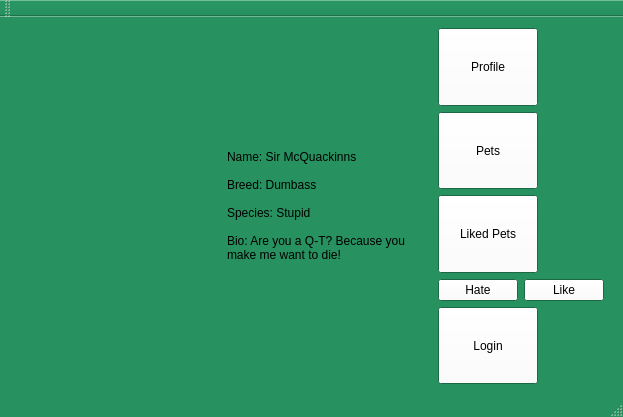
Above: pet_tinder/gui/screen.ui from CS-205-S21/team_1_4 before the change. Below: the same form after it.
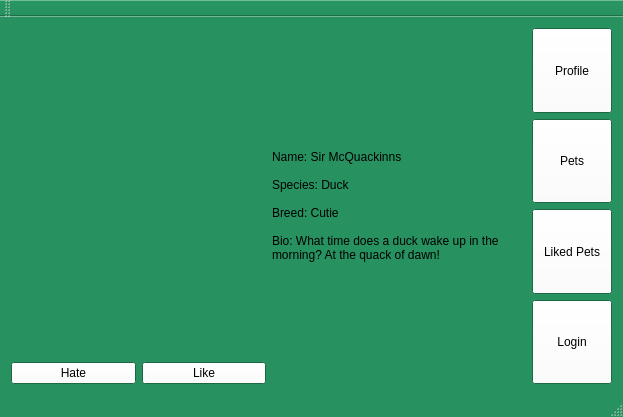
That is the form after the change.

Commit message: Pet Tinder v0.0004 - Fancier Feast

```diff
--- a/pet_tinder/gui/screen.ui
+++ b/pet_tinder/gui/screen.ui
@@ -227,7 +227,9 @@
    </property>
    <layout class="QVBoxLayout" name="verticalLayout_2">
     <item>
-     <layout class="QHBoxLayout" name="horizontalLayout">
+     <layout class="QHBoxLayout" name="horizontalLayout" stretch="3,3,0">
+      <item>
+       <layout class="QVBoxLayout" name="verticalLayout_3" stretch="3,0">
       <item>
        <widget class="QLabel" name="animalImage">
         <property name="sizePolicy">
@@ -238,8 +240,8 @@
         </property>
         <property name="maximumSize">
          <size>
-          <width>200</width>
-          <height>300</height>
+            <width>10000</width>
+            <height>10000</height>
          </size>
         </property>
         <property name="sizeIncrement">
@@ -260,21 +262,41 @@
        </widget>
       </item>
       <item>
+         <layout class="QHBoxLayout" name="horizontalLayout_2">
+          <item>
+           <widget class="QPushButton" name="pushButton_3">
+            <property name="text">
+             <string>Hate</string>
+            </property>
+           </widget>
+          </item>
+          <item>
+           <widget class="QPushButton" name="pushButton_2">
+            <property name="text">
+             <string>Like</string>
+            </property>
+           </widget>
+          </item>
+         </layout>
+        </item>
+       </layout>
+      </item>
+      <item>
        <widget class="QLabel" name="animalCustomBio">
         <property name="maximumSize">
          <size>
-          <width>200</width>
+          <width>10000</width>
           <height>16777215</height>
          </size>
         </property>
         <property name="text">
          <string>Name: Sir McQuackinns
 
-Breed: Dumbass
+Species: Duck
 
-Species: Stupid
+Breed: Cutie
 
-Bio: Are you a Q-T? Because you make me want to die!</string>
+Bio: What time does a duck wake up in the morning? At the quack of dawn!</string>
         </property>
         <property name="wordWrap">
          <bool>true</bool>
@@ -287,8 +309,8 @@
          <widget class="QPushButton" name="profileButton">
           <property name="maximumSize">
            <size>
-            <width>100</width>
-            <height>100</height>
+            <width>10000</width>
+            <height>10000</height>
            </size>
           </property>
           <property name="sizeIncrement">
@@ -309,8 +331,8 @@
          <widget class="QPushButton" name="petListButton">
           <property name="maximumSize">
            <size>
-            <width>100</width>
-            <height>100</height>
+            <width>10000</width>
+            <height>10000</height>
            </size>
           </property>
           <property name="layoutDirection">
@@ -325,8 +347,8 @@
          <widget class="QPushButton" name="likedPetsButton">
           <property name="maximumSize">
            <size>
-            <width>100</width>
-            <height>100</height>
+            <width>10000</width>
+            <height>10000</height>
            </size>
           </property>
           <property name="layoutDirection">
@@ -337,30 +359,12 @@
           </property>
          </widget>
         </item>
-        <item>
-         <layout class="QHBoxLayout" name="horizontalLayout_2">
-          <item>
-           <widget class="QPushButton" name="pushButton_3">
-            <property name="text">
-             <string>Hate</string>
-            </property>
-           </widget>
-          </item>
-          <item>
-           <widget class="QPushButton" name="pushButton_2">
-            <property name="text">
-             <string>Like</string>
-            </property>
-           </widget>
-          </item>
-         </layout>
-        </item>
         <item>
          <widget class="QPushButton" name="pushButton">
           <property name="maximumSize">
            <size>
-            <width>100</width>
-            <height>100</height>
+            <width>10000</width>
+            <height>10000</height>
            </size>
           </property>
           <property name="layoutDirection">
```
Lines whose indentation alone changed are shown as unchanged. The commit also changes 1 other file.
